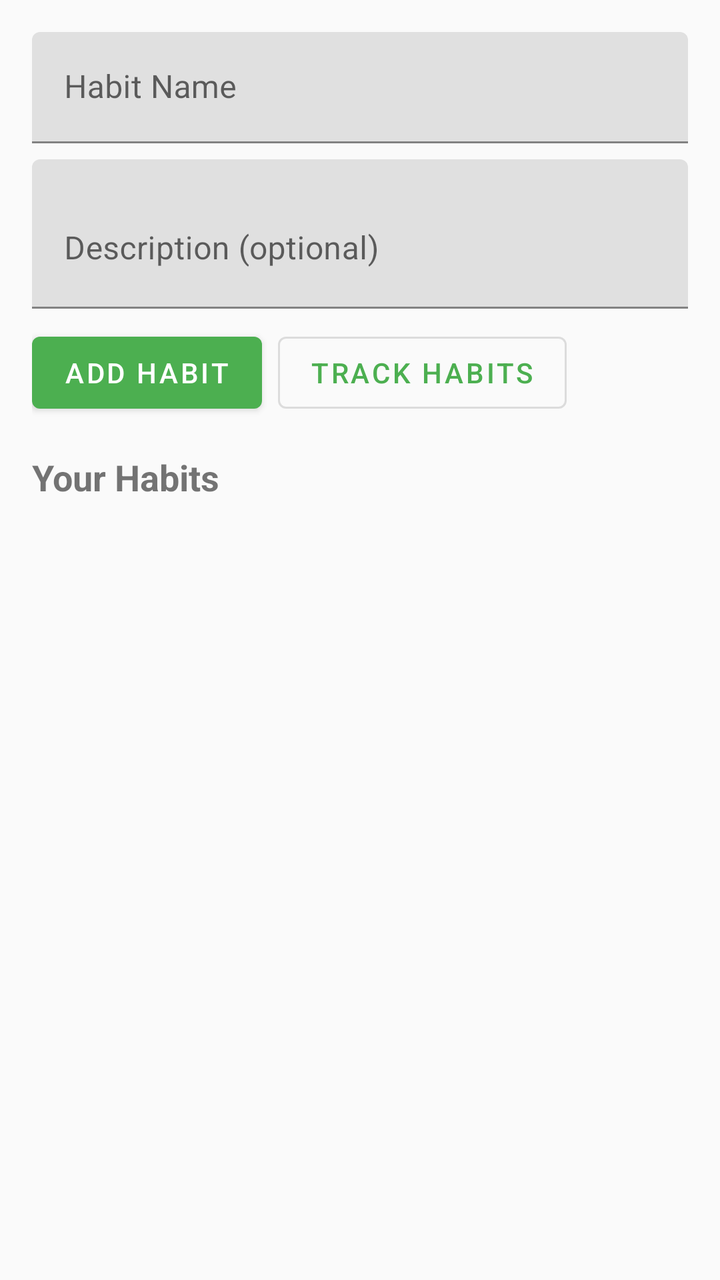
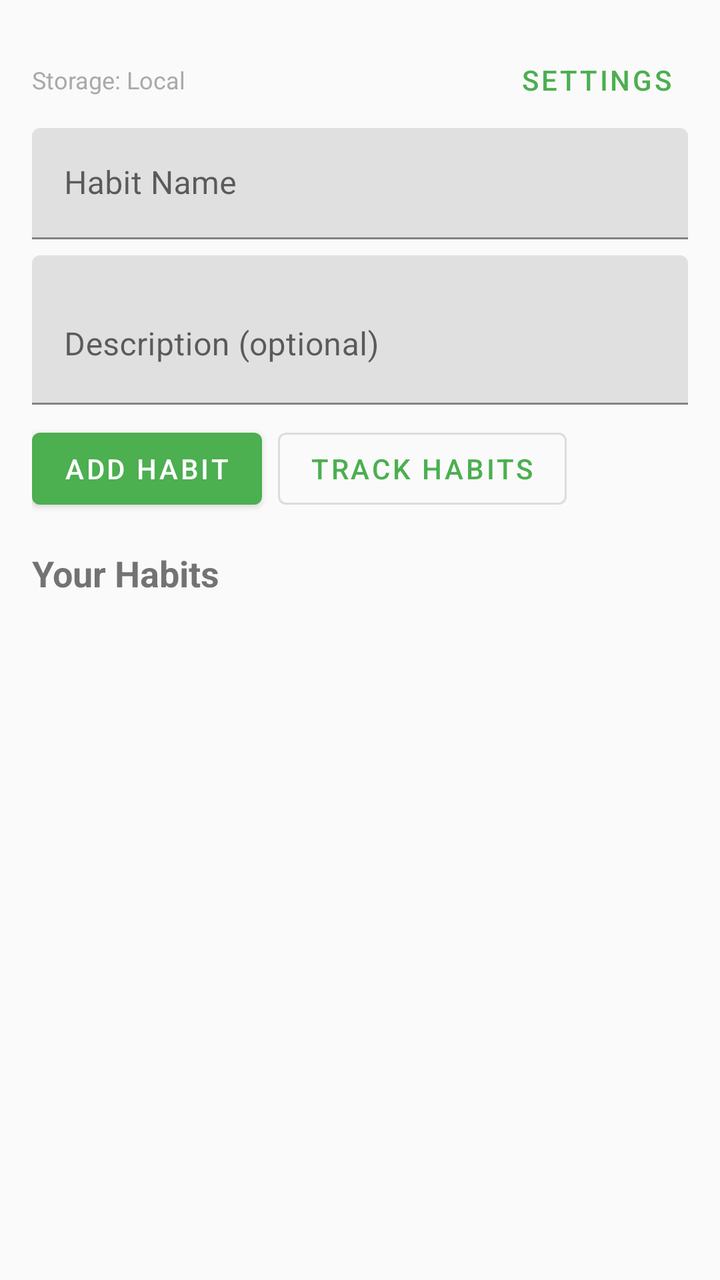

An Android layout rendered at two revisions. The XML below is the earlier revision; the diff shows what the commit changed to produce the second picture.
<!-- AndroidManifest.xml: application theme Theme.HabitEvaluator -->
<!-- res/layout/activity_main.xml -->
<?xml version="1.0" encoding="utf-8"?>
<androidx.constraintlayout.widget.ConstraintLayout xmlns:android="http://schemas.android.com/apk/res/android"
    xmlns:app="http://schemas.android.com/apk/res-auto"
    xmlns:tools="http://schemas.android.com/tools"
    android:layout_width="match_parent"
    android:layout_height="match_parent"
    android:padding="16dp"
    tools:context=".MainActivity">

    <com.google.android.material.textfield.TextInputLayout
        android:id="@+id/habitNameLayout"
        android:layout_width="0dp"
        android:layout_height="wrap_content"
        android:hint="@string/habit_name_hint"
        app:layout_constraintEnd_toEndOf="parent"
        app:layout_constraintStart_toStartOf="parent"
        app:layout_constraintTop_toTopOf="parent">

        <com.google.android.material.textfield.TextInputEditText
            android:id="@+id/habitNameInput"
            android:layout_width="match_parent"
            android:layout_height="wrap_content"
            android:inputType="text" />
    </com.google.android.material.textfield.TextInputLayout>

    <com.google.android.material.textfield.TextInputLayout
        android:id="@+id/habitDescriptionLayout"
        android:layout_width="0dp"
        android:layout_height="wrap_content"
        android:layout_marginTop="8dp"
        android:hint="@string/habit_description_hint"
        app:layout_constraintEnd_toEndOf="parent"
        app:layout_constraintStart_toStartOf="parent"
        app:layout_constraintTop_toBottomOf="@id/habitNameLayout">

        <com.google.android.material.textfield.TextInputEditText
            android:id="@+id/habitDescriptionInput"
            android:layout_width="match_parent"
            android:layout_height="wrap_content"
            android:inputType="textMultiLine"
            android:minLines="2" />
    </com.google.android.material.textfield.TextInputLayout>

    <com.google.android.material.button.MaterialButton
        android:id="@+id/addHabitButton"
        android:layout_width="wrap_content"
        android:layout_height="wrap_content"
        android:layout_marginTop="8dp"
        android:text="@string/add_habit"
        app:layout_constraintStart_toStartOf="parent"
        app:layout_constraintTop_toBottomOf="@id/habitDescriptionLayout" />

    <com.google.android.material.button.MaterialButton
        android:id="@+id/trackHabitsButton"
        android:layout_width="wrap_content"
        android:layout_height="wrap_content"
        android:layout_marginTop="8dp"
        android:layout_marginStart="8dp"
        android:text="@string/track_habits"
        style="@style/Widget.MaterialComponents.Button.OutlinedButton"
        app:layout_constraintStart_toEndOf="@id/addHabitButton"
        app:layout_constraintTop_toBottomOf="@id/habitDescriptionLayout" />

    <TextView
        android:id="@+id/habitsLabel"
        android:layout_width="wrap_content"
        android:layout_height="wrap_content"
        android:layout_marginTop="16dp"
        android:text="@string/your_habits"
        android:textSize="18sp"
        android:textStyle="bold"
        app:layout_constraintStart_toStartOf="parent"
        app:layout_constraintTop_toBottomOf="@id/addHabitButton" />

    <androidx.recyclerview.widget.RecyclerView
        android:id="@+id/habitsRecyclerView"
        android:layout_width="0dp"
        android:layout_height="0dp"
        android:layout_marginTop="8dp"
        app:layout_constraintBottom_toTopOf="@id/evaluationCard"
        app:layout_constraintEnd_toEndOf="parent"
        app:layout_constraintStart_toStartOf="parent"
        app:layout_constraintTop_toBottomOf="@id/habitsLabel" />

    <androidx.cardview.widget.CardView
        android:id="@+id/evaluationCard"
        android:layout_width="0dp"
        android:layout_height="wrap_content"
        android:layout_marginTop="16dp"
        android:visibility="gone"
        app:cardCornerRadius="8dp"
        app:cardElevation="4dp"
        app:layout_constraintBottom_toBottomOf="parent"
        app:layout_constraintEnd_toEndOf="parent"
        app:layout_constraintStart_toStartOf="parent">

        <LinearLayout
            android:layout_width="match_parent"
            android:layout_height="wrap_content"
            android:orientation="vertical"
            android:padding="16dp">

            <TextView
                android:id="@+id/selectedHabitName"
                android:layout_width="wrap_content"
                android:layout_height="wrap_content"
                android:textSize="16sp"
                android:textStyle="bold" />

            <TextView
                android:id="@+id/streakText"
                android:layout_width="wrap_content"
                android:layout_height="wrap_content"
                android:layout_marginTop="8dp" />

            <TextView
                android:id="@+id/completionRateText"
                android:layout_width="wrap_content"
                android:layout_height="wrap_content"
                android:layout_marginTop="4dp" />

            <ProgressBar
                android:id="@+id/completionProgress"
                style="?android:attr/progressBarStyleHorizontal"
                android:layout_width="match_parent"
                android:layout_height="wrap_content"
                android:layout_marginTop="8dp"
                android:max="100" />

            <com.google.android.material.button.MaterialButton
                android:id="@+id/completeButton"
                android:layout_width="wrap_content"
                android:layout_height="wrap_content"
                android:layout_marginTop="8dp"
                android:text="@string/mark_complete" />
        </LinearLayout>
    </androidx.cardview.widget.CardView>
</androidx.constraintlayout.widget.ConstraintLayout>
<!-- resources referenced by this layout -->
<resources>
  <string name="add_habit">Add Habit</string>
  <string name="habit_description_hint">Description (optional)</string>
  <string name="habit_name_hint">Habit Name</string>
  <string name="mark_complete">Mark Complete</string>
  <string name="track_habits">Track Habits</string>
  <string name="your_habits">Your Habits</string>
  <style name="Theme.HabitEvaluator" parent="Theme.MaterialComponents.Light.DarkActionBar">
          <item name="colorPrimary">@color/primary</item>
          <item name="colorPrimaryDark">@color/primary_dark</item>
          <item name="colorAccent">@color/accent</item>
          <item name="android:windowBackground">@color/background</item>
      </style>
  <color name="primary">#4CAF50</color>
  <color name="primary_dark">#388E3C</color>
  <color name="accent">#FFC107</color>
  <color name="background">#FAFAFA</color>
</resources>

<!-- the commit's change to res/layout/activity_main.xml (unified diff, before → after) -->
@@ -7,6 +7,33 @@
     android:padding="16dp"
     tools:context=".MainActivity">
 
+    <LinearLayout
+        android:id="@+id/toolbarLayout"
+        android:layout_width="0dp"
+        android:layout_height="wrap_content"
+        android:orientation="horizontal"
+        android:gravity="center_vertical"
+        app:layout_constraintEnd_toEndOf="parent"
+        app:layout_constraintStart_toStartOf="parent"
+        app:layout_constraintTop_toTopOf="parent">
+
+        <TextView
+            android:id="@+id/storageModeText"
+            android:layout_width="0dp"
+            android:layout_height="wrap_content"
+            android:layout_weight="1"
+            android:text="@string/storage_mode_local"
+            android:textSize="12sp"
+            android:textColor="@android:color/darker_gray" />
+
+        <com.google.android.material.button.MaterialButton
+            android:id="@+id/settingsButton"
+            android:layout_width="wrap_content"
+            android:layout_height="wrap_content"
+            android:text="@string/settings"
+            style="@style/Widget.MaterialComponents.Button.TextButton" />
+    </LinearLayout>
+
     <com.google.android.material.textfield.TextInputLayout
         android:id="@+id/habitNameLayout"
         android:layout_width="0dp"
@@ -14,7 +41,7 @@
         android:hint="@string/habit_name_hint"
         app:layout_constraintEnd_toEndOf="parent"
         app:layout_constraintStart_toStartOf="parent"
-        app:layout_constraintTop_toTopOf="parent">
+        app:layout_constraintTop_toBottomOf="@id/toolbarLayout">
 
         <com.google.android.material.textfield.TextInputEditText
             android:id="@+id/habitNameInput"
<!-- resource entries referenced after the edit -->
@@ -4,6 +4,8 @@
   <string name="habit_description_hint">Description (optional)</string>
   <string name="habit_name_hint">Habit Name</string>
   <string name="mark_complete">Mark Complete</string>
+  <string name="settings">Settings</string>
+  <string name="storage_mode_local">Storage: Local</string>
   <string name="track_habits">Track Habits</string>
   <string name="your_habits">Your Habits</string>
   <style name="Theme.HabitEvaluator" parent="Theme.MaterialComponents.Light.DarkActionBar">
